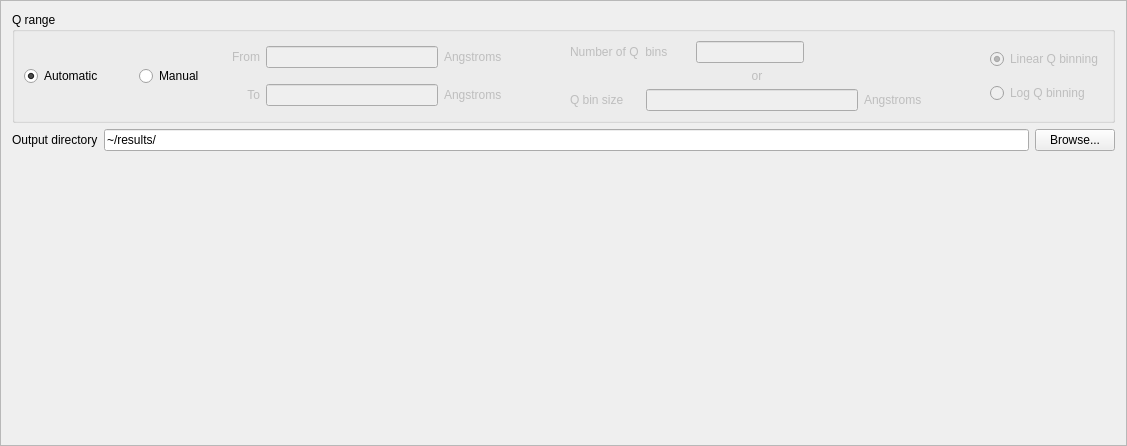
Old version of the form Code/Mantid/scripts/Interface/ui/reflectometer/parameters_refl.ui in the repository mantidproject/mantid.
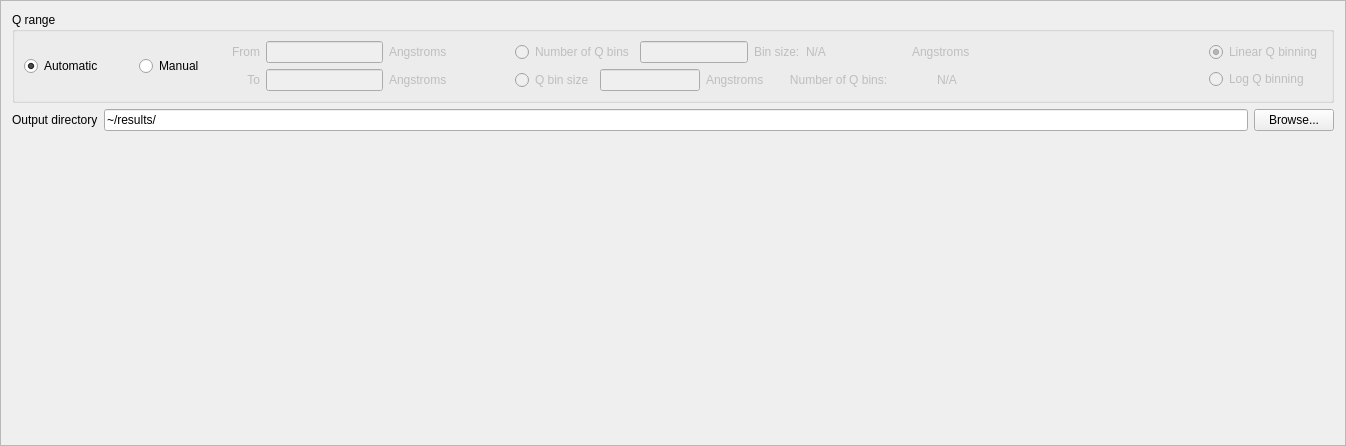
New version of the form.

Commit message: Started to modify PARAMETERS tab. This refs #3570

The edit to the form file:
```diff
--- a/Code/Mantid/scripts/Interface/ui/reflectometer/parameters_refl.ui
+++ b/Code/Mantid/scripts/Interface/ui/reflectometer/parameters_refl.ui
@@ -6,7 +6,7 @@
    <rect>
     <x>0</x>
     <y>0</y>
-    <width>1127</width>
+    <width>1346</width>
     <height>446</height>
    </rect>
   </property>
@@ -204,30 +204,14 @@
             <item>
              <layout class="QHBoxLayout" name="horizontalLayout_14">
               <item>
-               <widget class="QLabel" name="parameters_q_range_nbr_bins_label">
+               <layout class="QHBoxLayout" name="horizontalLayout_6">
+                <item>
+                 <widget class="QRadioButton" name="radioButton">
                 <property name="enabled">
                  <bool>false</bool>
                 </property>
-                <property name="sizePolicy">
-                 <sizepolicy hsizetype="Minimum" vsizetype="Preferred">
-                  <horstretch>0</horstretch>
-                  <verstretch>0</verstretch>
-                 </sizepolicy>
-                </property>
-                <property name="minimumSize">
-                 <size>
-                  <width>120</width>
-                  <height>0</height>
-                 </size>
-                </property>
-                <property name="maximumSize">
-                 <size>
-                  <width>120</width>
-                  <height>16777215</height>
-                 </size>
-                </property>
                 <property name="text">
-                 <string>Number of Q  bins</string>
+                   <string>Number of Q bins</string>
                 </property>
                </widget>
               </item>
@@ -244,6 +228,66 @@
                 </property>
                </widget>
               </item>
+                <item>
+                 <widget class="QLabel" name="label_2">
+                  <property name="enabled">
+                   <bool>false</bool>
+                  </property>
+                  <property name="text">
+                   <string>Bin size:</string>
+                  </property>
+                 </widget>
+                </item>
+                <item>
+                 <widget class="QLabel" name="label_3">
+                  <property name="enabled">
+                   <bool>false</bool>
+                  </property>
+                  <property name="minimumSize">
+                   <size>
+                    <width>100</width>
+                    <height>0</height>
+                   </size>
+                  </property>
+                  <property name="maximumSize">
+                   <size>
+                    <width>100</width>
+                    <height>16777215</height>
+                   </size>
+                  </property>
+                  <property name="text">
+                   <string>N/A</string>
+                  </property>
+                 </widget>
+                </item>
+                <item>
+                 <widget class="QLabel" name="parameters_q_range_bin_size_unit_label">
+                  <property name="enabled">
+                   <bool>false</bool>
+                  </property>
+                  <property name="sizePolicy">
+                   <sizepolicy hsizetype="Minimum" vsizetype="Preferred">
+                    <horstretch>0</horstretch>
+                    <verstretch>0</verstretch>
+                   </sizepolicy>
+                  </property>
+                  <property name="minimumSize">
+                   <size>
+                    <width>80</width>
+                    <height>0</height>
+                   </size>
+                  </property>
+                  <property name="maximumSize">
+                   <size>
+                    <width>80</width>
+                    <height>16777215</height>
+                   </size>
+                  </property>
+                  <property name="text">
+                   <string>Angstroms        </string>
+                  </property>
+                 </widget>
+                </item>
               <item>
                <spacer name="horizontalSpacer_2">
                 <property name="orientation">
@@ -251,49 +295,31 @@
                 </property>
                 <property name="sizeHint" stdset="0">
                  <size>
-                  <width>140</width>
-                  <height>20</height>
+                    <width>171</width>
+                    <height>17</height>
                  </size>
                 </property>
                </spacer>
               </item>
              </layout>
             </item>
-            <item>
-             <widget class="QLabel" name="parameters_q_range_or_label">
-              <property name="enabled">
-               <bool>false</bool>
-              </property>
-              <property name="text">
-               <string>or</string>
-              </property>
-              <property name="alignment">
-               <set>Qt::AlignCenter</set>
-              </property>
-             </widget>
+             </layout>
             </item>
             <item>
              <layout class="QHBoxLayout" name="horizontalLayout_15">
               <item>
-               <widget class="QLabel" name="parameters_q_range_bin_size_label">
+               <layout class="QHBoxLayout" name="horizontalLayout_7">
+                <item>
+                 <widget class="QRadioButton" name="radioButton_2">
                 <property name="enabled">
                  <bool>false</bool>
                 </property>
-                <property name="minimumSize">
-                 <size>
-                  <width>70</width>
-                  <height>0</height>
-                 </size>
-                </property>
-                <property name="maximumSize">
-                 <size>
-                  <width>70</width>
-                  <height>16777215</height>
-                 </size>
-                </property>
                 <property name="text">
                  <string>Q bin size</string>
                 </property>
+                  <property name="checked">
+                   <bool>true</bool>
+                  </property>
                </widget>
               </item>
               <item>
@@ -307,10 +333,16 @@
                   <height>0</height>
                  </size>
                 </property>
+                  <property name="maximumSize">
+                   <size>
+                    <width>100</width>
+                    <height>16777215</height>
+                   </size>
+                  </property>
                </widget>
               </item>
               <item>
-               <widget class="QLabel" name="parameters_q_range_bin_size_unit_label">
+                 <widget class="QLabel" name="parameters_q_range_bin_size_unit_label_2">
                 <property name="enabled">
                  <bool>false</bool>
                 </property>
@@ -322,20 +354,45 @@
                 </property>
                 <property name="minimumSize">
                  <size>
-                  <width>80</width>
+                    <width>225</width>
                   <height>0</height>
                  </size>
                 </property>
                 <property name="maximumSize">
                  <size>
-                  <width>80</width>
+                    <width>225</width>
                   <height>16777215</height>
                  </size>
                 </property>
                 <property name="text">
-                 <string>Angstroms        </string>
-                </property>
-               </widget>
+                   <string>Angstroms        Number of Q bins:  </string>
+                  </property>
+                 </widget>
+                </item>
+                <item>
+                 <widget class="QLabel" name="label_4">
+                  <property name="enabled">
+                   <bool>false</bool>
+                  </property>
+                  <property name="text">
+                   <string>N/A</string>
+                  </property>
+                 </widget>
+                </item>
+                <item>
+                 <spacer name="horizontalSpacer_4">
+                  <property name="orientation">
+                   <enum>Qt::Horizontal</enum>
+                  </property>
+                  <property name="sizeHint" stdset="0">
+                   <size>
+                    <width>37</width>
+                    <height>19</height>
+                   </size>
+                  </property>
+                 </spacer>
+                </item>
+               </layout>
               </item>
              </layout>
             </item>
```
Lines whose indentation alone changed are shown as unchanged. The commit also changes 10 other files.
